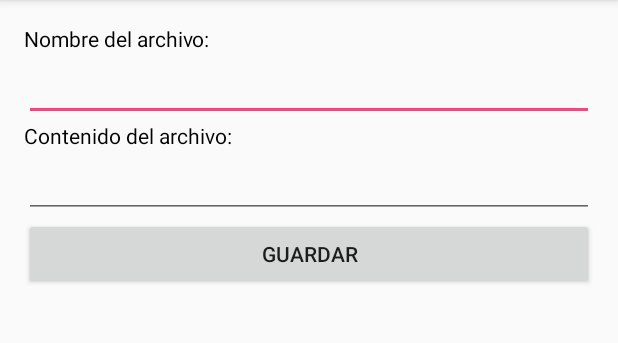
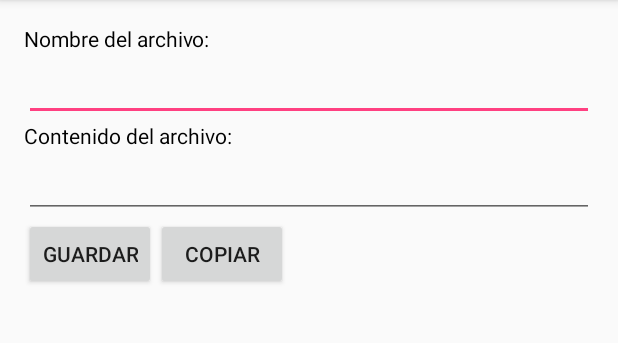
Before and after one commit to sergiogp90/clasesParticulares, an Android app: the screen it shows after launch (MainActivity), after a tap on "GUARDAR", on a phone screen of 412 x 824 dp, the part 84-427 px from its top. Run offline under Robolectric (Android 15) with nearby library versions, the phone set to English and light mode, and no system bars.

Commit message:
Ejercicio MiniNotasV2

```diff
--- a/AD/Tema1/Ejercicios/MiniNotasV2/app/src/main/java/com/sguerrero/mininotasv2/MainActivity.java
+++ b/AD/Tema1/Ejercicios/MiniNotasV2/app/src/main/java/com/sguerrero/mininotasv2/MainActivity.java
@@ -10,6 +10,7 @@ import android.widget.EditText;
 import android.widget.Toast;
 
 import java.io.BufferedReader;
+import java.io.BufferedWriter;
 import java.io.FileNotFoundException;
 import java.io.IOException;
 import java.io.InputStreamReader;
@@ -117,8 +118,8 @@ public class MainActivity extends AppCompatActivity {
         // Se abren los dos flujos de salida: Uno para escribir el archivo escrito por el usuario,
         // y otro para escribir el archivo last_file, que contendrá el nombre del archivo creado por el usuario.
         // para poder recuperarlo al abrir la aplicación.
-        try (PrintWriter pw = new PrintWriter(new OutputStreamWriter(openFileOutput(fileName, Context.MODE_PRIVATE)));
-             PrintWriter pw2 = new PrintWriter(new OutputStreamWriter(openFileOutput(LAST_FILE, Context.MODE_PRIVATE)))){
+        try (BufferedWriter pw = new BufferedWriter(new OutputStreamWriter(openFileOutput(fileName, Context.MODE_PRIVATE)));
+             BufferedWriter pw2 = new BufferedWriter(new OutputStreamWriter(openFileOutput(LAST_FILE, Context.MODE_PRIVATE)))){
 
             // Escribimos el contenido del archivo del usuario.
             pw.write(fileContent);
@@ -127,6 +128,14 @@ public class MainActivity extends AppCompatActivity {
 
         } catch (FileNotFoundException e) {
             e.printStackTrace();
+        } catch (IOException e) {
+            e.printStackTrace();
         }
+
+        Toast.makeText(this, "Sa escrito el archivo.", Toast.LENGTH_SHORT);
+    }
+
+    public void copiarArchivo(View view){
+
     }
 }
--- a/AD/Tema1/Ejercicios/MiniNotasV2/app/src/main/res/layout/activity_main.xml
+++ b/AD/Tema1/Ejercicios/MiniNotasV2/app/src/main/res/layout/activity_main.xml
@@ -17,12 +17,6 @@
         android:text="Nombre del archivo:"
         android:textColor="@android:color/black"/>
 
-    <EditText
-        android:id="@+id/edit_text_file_name"
-        android:layout_width="match_parent"
-        android:layout_height="wrap_content"
-        android:layout_below="@id/text_view_file_name_title"/>
-
     <TextView
         android:id="@+id/text_view_file_content"
         android:layout_width="match_parent"
@@ -31,19 +25,37 @@
         android:text="Contenido del archivo:"
         android:textColor="@android:color/black"/>
 
-    <EditText
-        android:id="@+id/edit_text_file_content"
-        android:layout_width="match_parent"
-        android:layout_height="wrap_content"
-        android:layout_below="@id/text_view_file_content"
-        android:inputType="textMultiLine"/>
-
     <Button
         android:id="@+id/btn_save"
-        android:layout_width="match_parent"
+        android:layout_width="wrap_content"
         android:layout_height="wrap_content"
         android:layout_below="@id/edit_text_file_content"
         android:text="Guardar"
         android:onClick="doSaveFile"/>
 
+    <Button
+        android:id="@+id/btn_copiar"
+        android:layout_width="wrap_content"
+        android:layout_height="wrap_content"
+        android:layout_below="@id/edit_text_file_content"
+        android:layout_toRightOf="@id/btn_save"
+        android:text="copiar"
+        android:onClick="copiarArchivo"
+        />
+
+    <EditText
+        android:id="@+id/edit_text_file_name"
+        android:layout_width="match_parent"
+        android:layout_height="wrap_content"
+        android:layout_below="@+id/text_view_file_name_title"
+        android:layout_alignParentStart="true" />
+
+    <EditText
+        android:id="@+id/edit_text_file_content"
+        android:layout_width="match_parent"
+        android:layout_height="wrap_content"
+        android:inputType="textMultiLine"
+        android:layout_below="@+id/text_view_file_content"
+        android:layout_alignParentStart="true" />
+
 </RelativeLayout>
```
